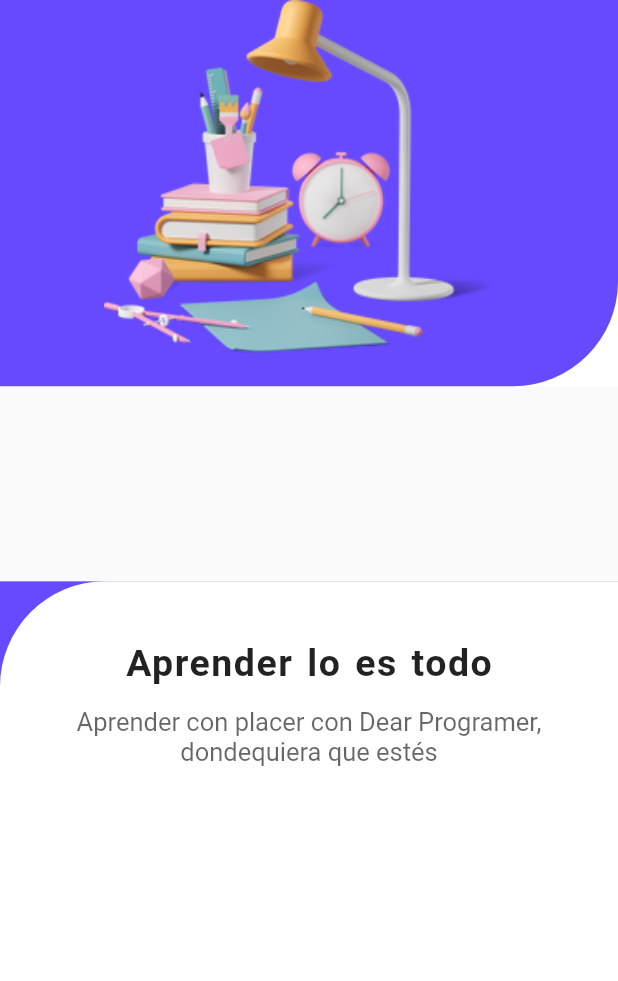
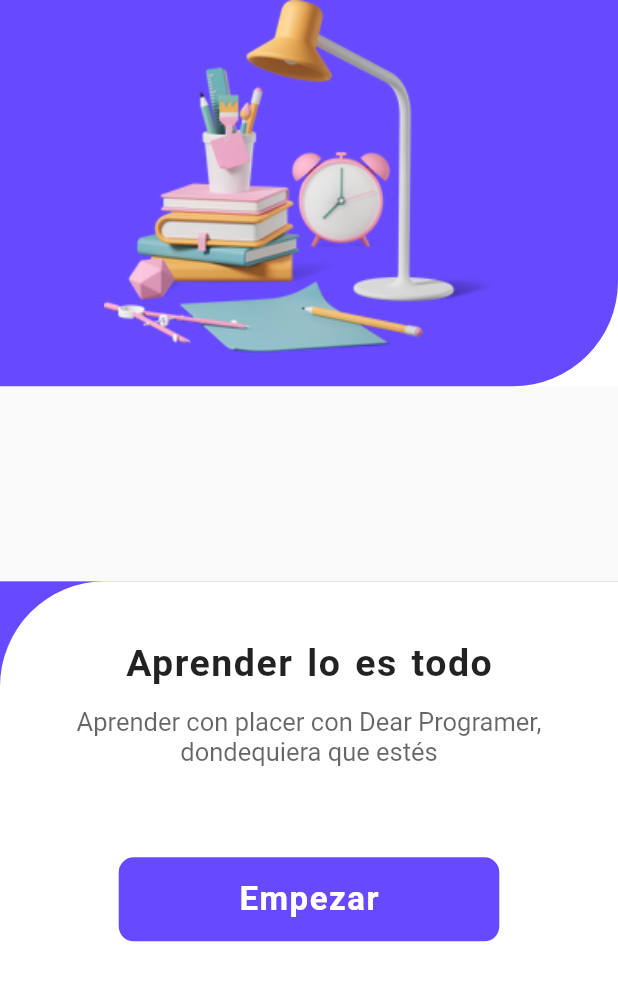
Before and after one commit to NeiderCamargo/education_app, a Flutter app: the screen it shows after launch, on a phone screen of 412 x 824 dp. Shown: the top 981 px of the screen. Run offline on Flutter 3.47's test engine with Material 2 defaults, Android fonts, the phone set to English and light mode, and no system bars.

Commit message:
Con este codigo finalizamos la pantalla de bienvenida

```diff
--- a/lib/screens/welcome_screen.dart
+++ b/lib/screens/welcome_screen.dart
@@ -100,6 +100,34 @@ class WelcomeScreen extends StatelessWidget {
                             ),
                       ),
                     ),
+                    SizedBox(height: 60),
+                    //crear boton
+                    Material(
+                      color: Color(0xFF674AFF),
+                      borderRadius:
+                          BorderRadius.circular(10), //hacer el boron circular
+                      child: InkWell(
+                        //widget para darle animación al boton
+                        onTap:
+                            () {}, //es la función que realiza el boton al darle click
+                        //se crea el boton
+                        child: Container(
+                          //relleno de 15px inferior, superior y 80px en la izquierda y derecha
+                          padding: EdgeInsets.symmetric(
+                              vertical: 15, horizontal: 80),
+                          child: Text(
+                            "Empezar",
+                            //cambiarle el color y tamaño del texto del boton
+                            style: TextStyle(
+                              color: Colors.white,
+                              fontSize: 22,
+                              fontWeight: FontWeight.bold,
+                              letterSpacing: 1,
+                            ),
+                          ),
+                        ),
+                      ),
+                    ),
                   ],
                 ),
               ),
```
Also changed, not shown: 1 other file.
